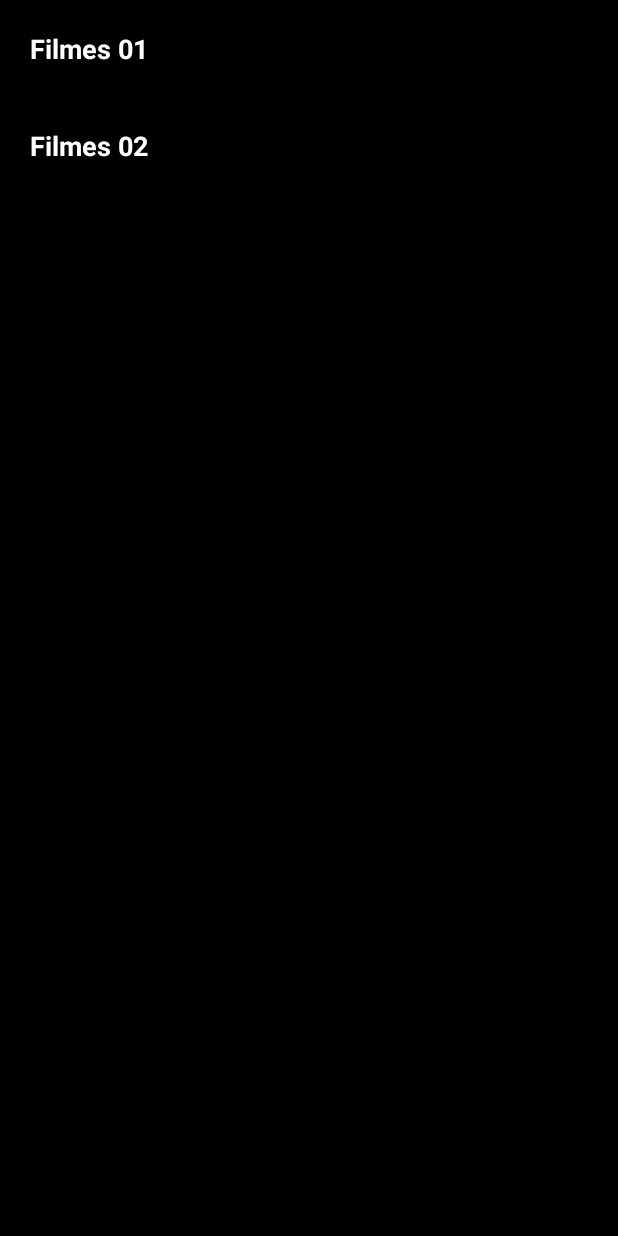
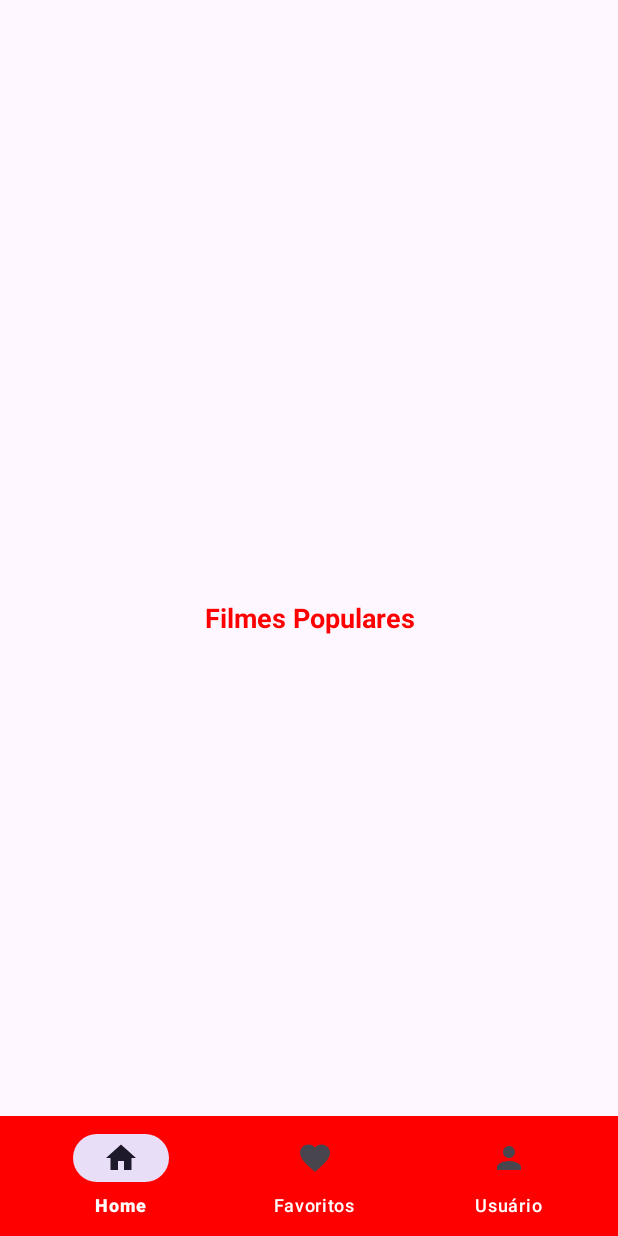
Before and after one commit to saviocunhaa/FilmesAI-appAndroid, an Android app: the screen it shows after launch once a user with an empty profile is signed in (TelaPrincipal), on a phone screen of 412 x 824 dp. Before the commit the screen is almost empty. Run offline under Robolectric (Android 15) with nearby library versions, the phone set to English and light mode, and no system bars; our stand-ins replace Firebase (no records; nobody signed in at launch, a user with empty details on screens opened directly).

Commit message:
telas adicionais e menu de navegacao

```diff
--- /dev/null
+++ b/app/src/main/java/com/example/appfilmes/view/HomeFragment.kt
@@ -0,0 +1,19 @@
+package com.example.appfilmes.view
+
+import android.os.Bundle
+import androidx.fragment.app.Fragment
+import android.view.LayoutInflater
+import android.view.View
+import android.view.ViewGroup
+import com.example.appfilmes.R
+
+class HomeFragment : Fragment() {
+
+    override fun onCreateView(
+        inflater: LayoutInflater, container: ViewGroup?,
+        savedInstanceState: Bundle?
+    ): View? {
+        // Inflate the layout for this fragment
+        return inflater.inflate(R.layout.fragment_home, container, false)
+    }
+}
--- a/app/src/main/java/com/example/appfilmes/view/TelaPrincipal.kt
+++ b/app/src/main/java/com/example/appfilmes/view/TelaPrincipal.kt
@@ -2,14 +2,24 @@ package com.example.appfilmes.view
 
 import androidx.appcompat.app.AppCompatActivity
 import android.os.Bundle
+import android.view.Gravity
+import android.view.MenuItem
+import androidx.activity.OnBackPressedCallback
+import androidx.appcompat.app.ActionBarDrawerToggle
+import androidx.core.view.GravityCompat
+import androidx.fragment.app.Fragment
+import androidx.fragment.app.FragmentManager
+import androidx.fragment.app.FragmentTransaction
 import androidx.recyclerview.widget.LinearLayoutManager
 import com.example.appfilmes.R
 import com.example.appfilmes.adpter.AdapterCategoria
 import com.example.appfilmes.databinding.ActivityTelaPrincipalBinding
 import com.example.appfilmes.model.Categoria
+import com.google.android.material.navigation.NavigationView
 
-class TelaPrincipal : AppCompatActivity() {
+class TelaPrincipal : AppCompatActivity(), NavigationView.OnNavigationItemSelectedListener {
 
+    private lateinit var fragmentManager: FragmentManager
     private lateinit var binding: ActivityTelaPrincipalBinding
     private lateinit var adapterCategoria: AdapterCategoria
     private val listaCategorias: MutableList<Categoria> = mutableListOf()
@@ -24,12 +34,54 @@ class TelaPrincipal : AppCompatActivity() {
         recyclerViewFilmes.setHasFixedSize(true)
         adapterCategoria = AdapterCategoria(this, listaCategorias)
         recyclerViewFilmes.adapter = adapterCategoria
-        getCategoria()
+//        getCategoria()
+
+
+
+        binding.navigationDrawer.setNavigationItemSelectedListener(this)
+        binding.bootomNavigation.background = null
+        binding.bootomNavigation.setOnItemSelectedListener { item ->
+            when(item.itemId){
+                R.id.bottom_home -> openFragmente(HomeFragment())
+                R.id.bottom_favorito -> openFragmente(FavoriteFragment())
+                R.id.bottom_user -> openFragmente(UserFragment())
+            }
+            true
+        }
+        fragmentManager = supportFragmentManager
+        openFragmente(HomeFragment())
+
     }
-    private fun getCategoria(){
-        val categoria1 = Categoria("Filmes 01")
-        listaCategorias.add(categoria1)
-        val categoria2 = Categoria("Filmes 02")
-        listaCategorias.add(categoria2)
+//    private fun getCategoria(){
+//        val categoria1 = Categoria("Filmes 01")
+//        listaCategorias.add(categoria1)
+//        val categoria2 = Categoria("Filmes 02")
+//        listaCategorias.add(categoria2)
+//        val categoria3 = Categoria("Filmes 03")
+//        listaCategorias.add(categoria3)
+//        val categoria4 = Categoria("Filmes 04")
+//        listaCategorias.add(categoria4)
+//    }
+
+    override fun onNavigationItemSelected(item: MenuItem): Boolean {
+        when(item.itemId){
+            R.id.bottom_favorito -> openFragmente(FavoriteFragment())
+            R.id.bottom_home -> openFragmente(HomeFragment())
+            R.id.bottom_user -> openFragmente(UserFragment())
+        }
+        return true
+    }
+//    fun OnBackPressedCallback(){
+//        if (binding.(GravityCompat.START))
+//        super.onBackPressed()
+//    }
+
+    private fun openFragmente( fragment: Fragment ){
+
+        val fragmentHome: FragmentTransaction = fragmentManager.beginTransaction()
+
+        fragmentHome.replace(R.id.fragment_container, fragment)
+
+        fragmentHome.commit()
     }
 }
--- /dev/null
+++ b/app/src/main/res/drawable/baseline_exit_to_app_24.xml
@@ -0,0 +1,5 @@
+<vector android:autoMirrored="true" android:height="24dp"
+    android:tint="#FFFFFF" android:viewportHeight="24"
+    android:viewportWidth="24" android:width="24dp" xmlns:android="http://schemas.android.com/apk/res/android">
+    <path android:fillColor="@android:color/white" android:pathData="M10.09,15.59L11.5,17l5,-5 -5,-5 -1.41,1.41L12.67,11H3v2h9.67l-2.58,2.59zM19,3H5c-1.11,0 -2,0.9 -2,2v4h2V5h14v14H5v-4H3v4c0,1.1 0.89,2 2,2h14c1.1,0 2,-0.9 2,-2V5c0,-1.1 -0.9,-2 -2,-2z"/>
+</vector>
--- /dev/null
+++ b/app/src/main/res/drawable/baseline_favorite_24.xml
@@ -0,0 +1,5 @@
+<vector android:height="24dp" android:tint="#FFFFFF"
+    android:viewportHeight="24" android:viewportWidth="24"
+    android:width="24dp" xmlns:android="http://schemas.android.com/apk/res/android">
+    <path android:fillColor="@android:color/white" android:pathData="M12,21.35l-1.45,-1.32C5.4,15.36 2,12.28 2,8.5 2,5.42 4.42,3 7.5,3c1.74,0 3.41,0.81 4.5,2.09C13.09,3.81 14.76,3 16.5,3 19.58,3 22,5.42 22,8.5c0,3.78 -3.4,6.86 -8.55,11.54L12,21.35z"/>
+</vector>
--- /dev/null
+++ b/app/src/main/res/drawable/baseline_home_24.xml
@@ -0,0 +1,5 @@
+<vector android:height="24dp" android:tint="#FFFFFF"
+    android:viewportHeight="24" android:viewportWidth="24"
+    android:width="24dp" xmlns:android="http://schemas.android.com/apk/res/android">
+    <path android:fillColor="@android:color/white" android:pathData="M10,20v-6h4v6h5v-8h3L12,3 2,12h3v8z"/>
+</vector>
--- /dev/null
+++ b/app/src/main/res/drawable/baseline_menu_24.xml
@@ -0,0 +1,5 @@
+<vector android:height="24dp" android:tint="#FFFFFF"
+    android:viewportHeight="24" android:viewportWidth="24"
+    android:width="24dp" xmlns:android="http://schemas.android.com/apk/res/android">
+    <path android:fillColor="@android:color/white" android:pathData="M3,18h18v-2L3,16v2zM3,13h18v-2L3,11v2zM3,6v2h18L21,6L3,6z"/>
+</vector>
--- /dev/null
+++ b/app/src/main/res/drawable/baseline_person_24.xml
@@ -0,0 +1,5 @@
+<vector android:height="24dp" android:tint="#FFFFFF"
+    android:viewportHeight="24" android:viewportWidth="24"
+    android:width="24dp" xmlns:android="http://schemas.android.com/apk/res/android">
+    <path android:fillColor="@android:color/white" android:pathData="M12,12c2.21,0 4,-1.79 4,-4s-1.79,-4 -4,-4 -4,1.79 -4,4 1.79,4 4,4zM12,14c-2.67,0 -8,1.34 -8,4v2h16v-2c0,-2.66 -5.33,-4 -8,-4z"/>
+</vector>
--- a/app/src/main/res/layout/activity_tela_principal.xml
+++ b/app/src/main/res/layout/activity_tela_principal.xml
@@ -1,20 +1,71 @@
 <?xml version="1.0" encoding="utf-8"?>
-<androidx.constraintlayout.widget.ConstraintLayout xmlns:android="http://schemas.android.com/apk/res/android"
+<androidx.drawerlayout.widget.DrawerLayout
+    xmlns:android="http://schemas.android.com/apk/res/android"
     xmlns:app="http://schemas.android.com/apk/res-auto"
     xmlns:tools="http://schemas.android.com/tools"
     android:layout_width="match_parent"
     android:layout_height="match_parent"
     tools:context=".view.TelaPrincipal">
 
+    <RelativeLayout
+        android:layout_width="match_parent"
+        android:layout_height="wrap_content">
+            <FrameLayout
+                android:layout_width="match_parent"
+                android:layout_height="match_parent"
+                android:id="@+id/fragment_container"/>
+
+            <androidx.coordinatorlayout.widget.CoordinatorLayout
+                android:layout_width="match_parent"
+                android:layout_height="match_parent">
+                    <com.google.android.material.bottomappbar.BottomAppBar
+                        android:layout_width="match_parent"
+                        android:layout_height="wrap_content"
+                        android:id="@+id/bottomAppBar"
+                        android:layout_gravity="bottom"
+                        android:backgroundTint="@color/red"
+                        app:fabCradleMargin="10dp"
+                        app:fabCradleRoundedCornerRadius="50dp"
+                        >
+
+                        <com.google.android.material.bottomnavigation.BottomNavigationView
+                            android:layout_width="wrap_content"
+                            android:layout_height="wrap_content"
+                            android:id="@+id/bootom_navigation"
+                            app:labelVisibilityMode="labeled"
+                            app:menu="@menu/bootom_menu"
+                            android:background="@android:color/transparent"
+                            android:layout_gravity="center"
+                            app:itemTextColor="@color/white"
+
+                            />
+
+                    </com.google.android.material.bottomappbar.BottomAppBar>
+            </androidx.coordinatorlayout.widget.CoordinatorLayout>
 
             <androidx.recyclerview.widget.RecyclerView
                 android:id="@+id/recyclerViewFilmes"
                 android:layout_width="match_parent"
                 android:layout_height="0dp"
+                android:background="@color/black"
                 app:layout_constraintBottom_toBottomOf="parent"
                 app:layout_constraintEnd_toEndOf="parent"
                 app:layout_constraintStart_toStartOf="parent"
-        app:layout_constraintTop_toTopOf="parent"
-        android:background="@color/black"/>
+                app:layout_constraintTop_toTopOf="parent" />
 
-</androidx.constraintlayout.widget.ConstraintLayout>
+    </RelativeLayout>
+
+    <com.google.android.material.navigation.NavigationView
+        android:layout_width="wrap_content"
+        android:layout_height="match_parent"
+        android:id="@+id/navigation_drawer"
+        android:layout_gravity="start"
+        app:itemIconTint="@color/white"
+        app:itemTextColor="@color/white"
+        app:headerLayout="@layout/nav_header"
+        app:menu="@menu/nav_menu"/>
+
+
+
+
+</androidx.drawerlayout.widget.DrawerLayout>
--- /dev/null
+++ b/app/src/main/res/layout/fragment_home.xml
@@ -0,0 +1,20 @@
+<?xml version="1.0" encoding="utf-8"?>
+<FrameLayout xmlns:android="http://schemas.android.com/apk/res/android"
+    xmlns:tools="http://schemas.android.com/tools"
+    android:layout_width="match_parent"
+    android:layout_height="match_parent"
+    tools:context=".view.HomeFragment">
+
+    <TextView
+        android:id="@+id/txtTitulo"
+        android:layout_width="match_parent"
+        android:layout_height="wrap_content"
+        android:text="Filmes Populares"
+        android:textSize="18sp"
+        android:textColor="@color/red"
+        android:textStyle="bold"
+        android:layout_margin="20dp"
+        android:layout_gravity="center"
+        android:gravity="center"/>
+
+</FrameLayout>
--- /dev/null
+++ b/app/src/main/res/menu/bootom_menu.xml
@@ -0,0 +1,18 @@
+<?xml version="1.0" encoding="utf-8"?>
+<menu xmlns:android="http://schemas.android.com/apk/res/android">
+
+    <item
+        android:id="@+id/bottom_home"
+        android:title="Home"
+        android:icon="@drawable/baseline_home_24"/>
+
+    <item
+        android:id="@+id/bottom_favorito"
+        android:title="Favoritos"
+        android:icon="@drawable/baseline_favorite_24"/>
+    <item
+        android:id="@+id/bottom_user"
+        android:title="Usuário"
+        android:icon="@drawable/baseline_person_24"/>
+
+</menu>
--- /dev/null
+++ b/app/src/main/res/menu/nav_menu.xml
@@ -0,0 +1,27 @@
+<?xml version="1.0" encoding="utf-8"?>
+<menu xmlns:android="http://schemas.android.com/apk/res/android"
+    xmlns:tools="http://schemas.android.com/tools"
+    tools:showIn = "navigation_view">
+
+    <group
+        android:checkableBehavior="single">
+
+
+        <item
+            android:id="@+id/bottom_home"
+            android:title="Home"
+            android:icon="@drawable/baseline_home_24"/>
+
+        <item
+            android:id="@+id/bottom_favorito"
+            android:title="Favoritos"
+            android:icon="@drawable/baseline_favorite_24"/>
+        <item
+            android:id="@+id/bottom_sair"
+            android:title="Sair"
+            android:icon="@drawable/baseline_exit_to_app_24"/>
+
+
+    </group>
+
+</menu>
--- a/app/src/main/res/values/strings.xml
+++ b/app/src/main/res/values/strings.xml
@@ -2,4 +2,6 @@
     <string name="app_name">MovieApp</string>
     <string name="nav_open">Open Navigation Drawer</string>
     <string name="nav_close">Close Navigation Drawer</string>
+    <!-- TODO: Remove or change this placeholder text -->
+    <string name="hello_blank_fragment">Hello blank fragment</string>
 </resources>
```
Also changed, not shown: app/src/main/java/com/example/appfilmes/view/FavoriteFragment.kt (added, +20 -0 lines), app/src/main/java/com/example/appfilmes/view/UserFragment.kt (added, +20 -0 lines), app/src/main/res/layout/fragment_favorite.xml (added, +15 -0 lines), app/src/main/res/layout/fragment_user.xml (added, +16 -0 lines), app/src/main/res/layout/nav_header.xml (added, +18 -0 lines). Lines whose indentation alone changed are shown as unchanged.
